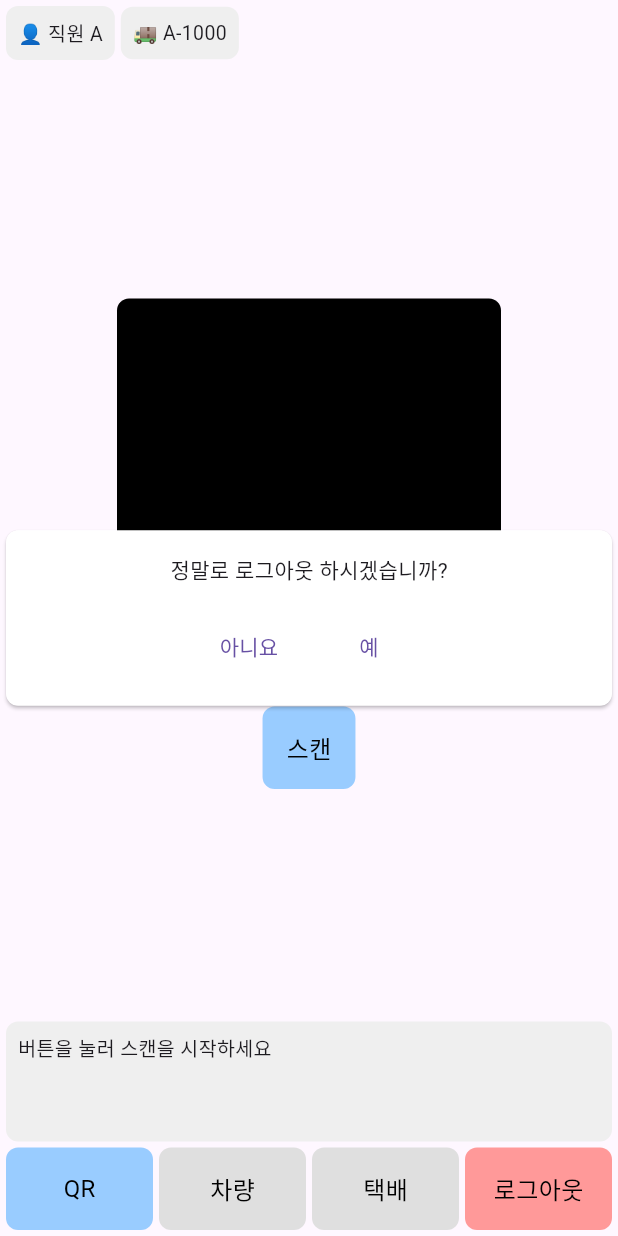
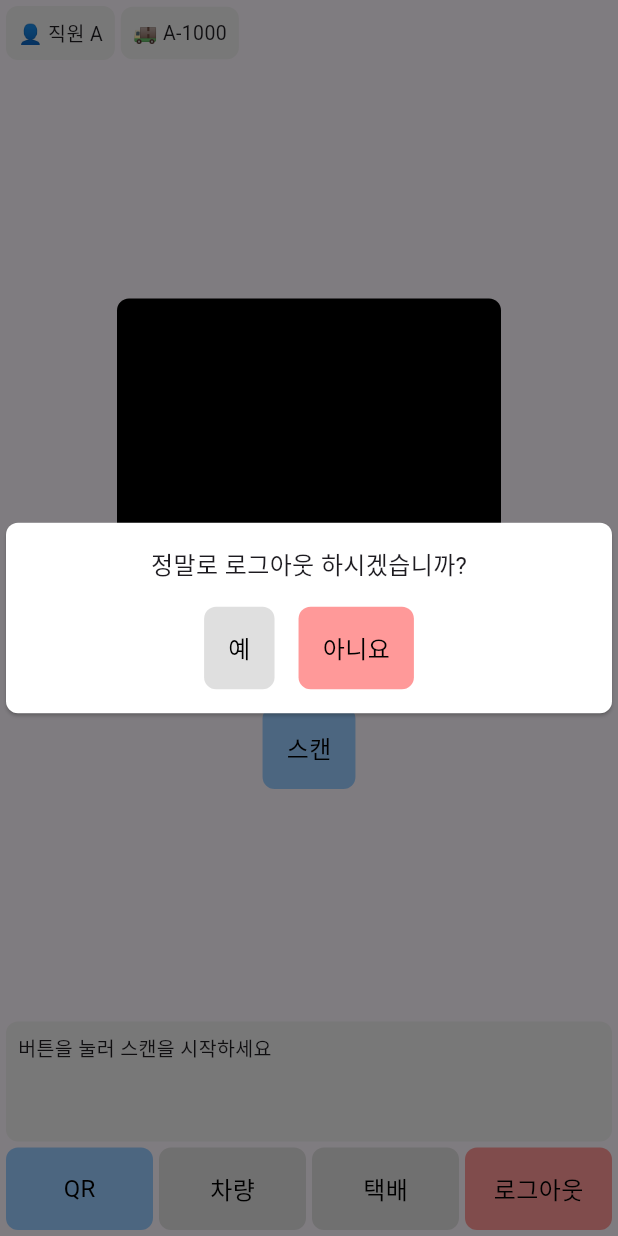
Before and after one commit to baboyiban/flutter_app, a Flutter app: the MainScreen screen opened directly, item 4 of the bottom bar chosen, on a phone screen of 412 x 824 dp. Run offline on Flutter 3.47's test engine with Material 3 defaults, Android fonts, the phone set to English and light mode, and no system bars; our stand-ins replace flutter_dotenv, shared_preferences, typed_data; missing offline and left inert: mqtt_client, qr_code_scanner; accounts and stored records are empty.

Commit message:
fix: 경고창 개선, 스캔 중지가 안되는 건 원인을 모름

```diff
--- a/lib/screens/main_screen.dart
+++ b/lib/screens/main_screen.dart
@@ -1,6 +1,8 @@
 import 'package:flutter/material.dart';
+import 'package:flutter_app/constants/app_colors.dart';
 import 'package:flutter_app/widgets/custom_alert_dialog.dart';
 import 'package:flutter_app/widgets/confirmed_card.dart';
+import 'package:flutter_app/widgets/custom_button.dart';
 import 'package:flutter_app/widgets/mqtt_emergency_overlay.dart';
 import 'package:flutter_app/widgets/top_label_bar.dart';
 import 'package:flutter_app/widgets/custom_bottom_navigation_bar.dart';
@@ -94,19 +96,20 @@ class _MainScreenState extends State<MainScreen> {
                   : Column(
                       mainAxisSize: MainAxisSize.min,
                       children: [
-                        Text(dialogMessage),
+                        Text(dialogMessage, style: TextStyle(fontSize: 16)),
                         const SizedBox(height: 16),
                         Row(
                           mainAxisAlignment: MainAxisAlignment.center,
                           children: [
-                            TextButton(
-                              onPressed: _onCancelDialog,
-                              child: const Text('아니요'),
+                            CustomButton(
+                              onPressed: _onConfirmLogout,
+                              text: '예',
                             ),
                             const SizedBox(width: 16),
-                            TextButton(
-                              onPressed: _onConfirmLogout,
-                              child: const Text('예'),
+                            CustomButton(
+                              onPressed: _onCancelDialog,
+                              text: '아니요',
+                              backgroundColor: AppColors.red,
                             ),
                           ],
                         ),
--- a/lib/widgets/custom_alert_dialog.dart
+++ b/lib/widgets/custom_alert_dialog.dart
@@ -6,6 +6,8 @@ class CustomAlertDialog extends StatelessWidget {
   final Color backgroundColor;
   final double borderRadius;
   final EdgeInsetsGeometry contentPadding;
+  final bool dimBackground; // 추가: 어두운 배경 여부
+  final Color dimColor; // 추가: 배경 색상
 
   const CustomAlertDialog({
     super.key,
@@ -13,11 +15,13 @@ class CustomAlertDialog extends StatelessWidget {
     this.backgroundColor = AppColors.white,
     this.borderRadius = 8,
     this.contentPadding = const EdgeInsets.all(16),
+    this.dimBackground = true,
+    this.dimColor = const Color.fromRGBO(0, 0, 0, 0.5),
   });
 
   @override
   Widget build(BuildContext context) {
-    return Center(
+    Widget dialog = Center(
       child: Card(
         color: backgroundColor,
         shape: RoundedRectangleBorder(
@@ -26,5 +30,19 @@ class CustomAlertDialog extends StatelessWidget {
         child: Padding(padding: contentPadding, child: child),
       ),
     );
+
+    if (!dimBackground) return dialog;
+
+    return Stack(
+      children: [
+        Positioned.fill(
+          child: AbsorbPointer(
+            absorbing: true,
+            child: Container(color: dimColor),
+          ),
+        ),
+        dialog,
+      ],
+    );
   }
 }
--- a/lib/widgets/scan_control_button.dart
+++ b/lib/widgets/scan_control_button.dart
@@ -4,7 +4,7 @@ import 'custom_button.dart';
 
 class ScanControlButton extends StatelessWidget {
   final bool isScanning;
-  final VoidCallback onPressed;
+  final VoidCallback? onPressed;
 
   const ScanControlButton({
     super.key,
```
Also changed, not shown: lib/screens/qr_scanner_page.dart (+25 -23 lines), lib/screens/vehicle_page.dart (+8 -7 lines), lib/widgets/mqtt_emergency_overlay.dart (+7 -9 lines).
